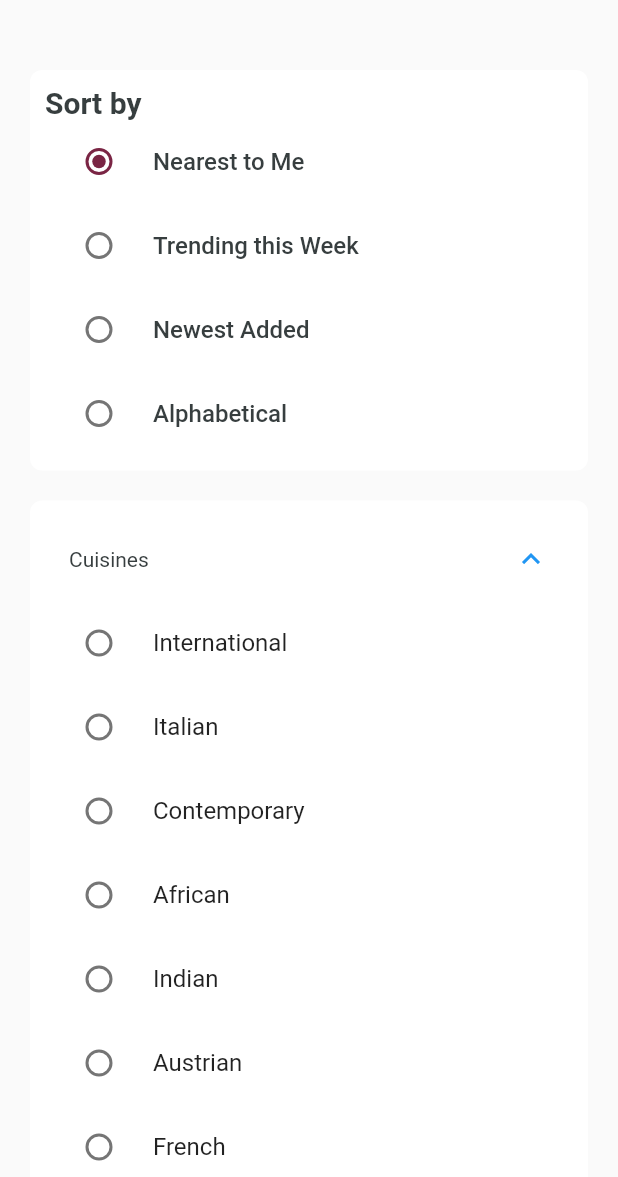
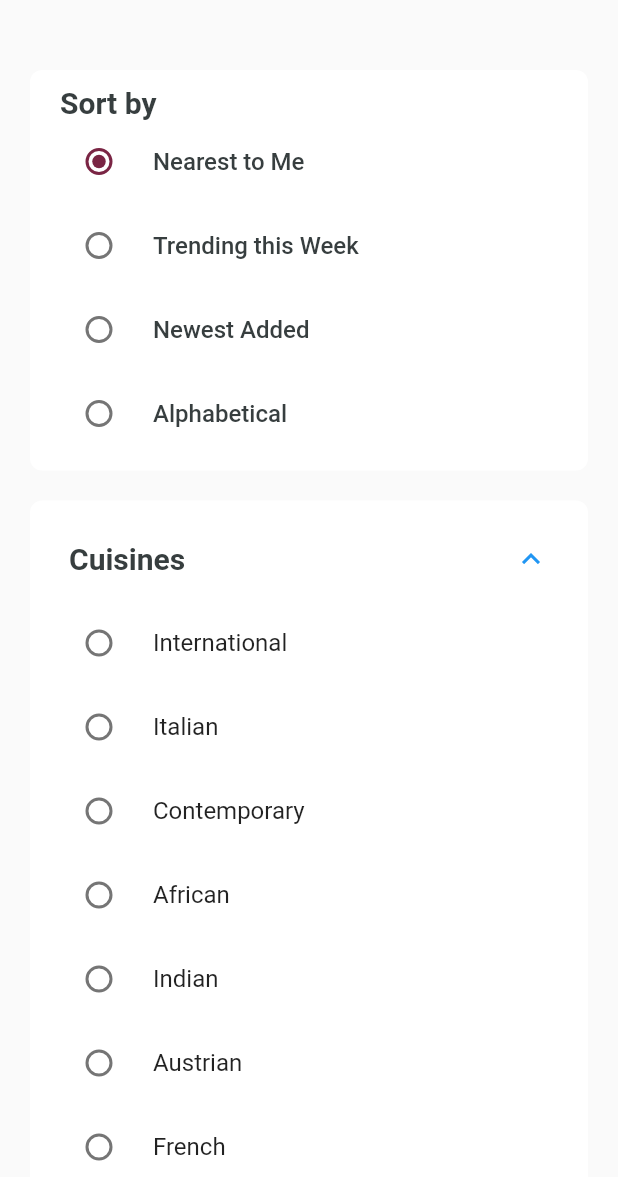
Before and after one commit to MaheshManoharan/FilterOptionsDemo, a Flutter app: the screen it shows after launch, after a tap on "Cuisines", on a phone screen of 412 x 824 dp, the part 59-1236 px from its top. Run offline on Flutter 3.47's test engine with Material 2 defaults, Android fonts, the phone set to English and light mode, and no system bars; our stand-ins replace equatable, get_it.

Commit message:
some comments on filterprovider and some padding changes for sortby

```diff
--- a/lib/provider/filter_provider.dart
+++ b/lib/provider/filter_provider.dart
@@ -45,32 +45,34 @@ class FilterProvider extends ChangeNotifier {
     final filterModel = filterModelFromJson(jsonData.toString());
 
     data = filterModel.data;
-
-    cuisineHeading = data[0].name;
-    cusineTaxonomies = data[0].taxonomies;
-
-    suitableDietsTaxonomies = data[1].taxonomies;
-    suitableDietsHeading  = data[1].name;
-
-    experienceTaxonomies = data[2].taxonomies;
-    experienceHeading = data[2].name;
-
-    mealPeriodsTaxonomies = data[3].taxonomies;
-    mealPeriodHeading = data[3].name;
-
-    dressCodesTaxonomies = data[4].taxonomies;
-    dressCodeHeading = data[4].name;
-
-    neighbourHoodsTaxonomies = data[5].taxonomies;
-    neighbourhoodHeading = data[5].name;
-
     sortByTaxonomies = data[6].taxonomies;
-    sortHeading = data[6].name;
-
-    priceRangeTaxonomies = data[7].taxonomies;
-    priceRangeHeading = data[7].name;
+   sortHeading = data[6].name;
 
     notifyListeners();
 
+
+    // cuisineHeading = data[0].name;
+    // cusineTaxonomies = data[0].taxonomies;
+
+    // suitableDietsTaxonomies = data[1].taxonomies;
+    // suitableDietsHeading  = data[1].name;
+
+    // experienceTaxonomies = data[2].taxonomies;
+    // experienceHeading = data[2].name;
+
+    // mealPeriodsTaxonomies = data[3].taxonomies;
+    // mealPeriodHeading = data[3].name;
+
+    // dressCodesTaxonomies = data[4].taxonomies;
+    // dressCodeHeading = data[4].name;
+
+    // neighbourHoodsTaxonomies = data[5].taxonomies;
+    // neighbourhoodHeading = data[5].name;
+
+
+    // priceRangeTaxonomies = data[7].taxonomies;
+    // priceRangeHeading = data[7].name;
+
+
   }
 }
--- a/lib/screens/filter-screen/filter_screen.dart
+++ b/lib/screens/filter-screen/filter_screen.dart
@@ -77,14 +77,12 @@ class _FilterScreenState extends State<FilterScreen> {
                               onSelected: (value) {
                                 setState(() {
                                   selectedTaxonomyList.remove(e);
-
                                   for (var element in selectedFilterItemList) {
-                              if(element.taxonomies.contains(e))
-                              {
-                                element.selectedItemCount = element.selectedItemCount! - 1 ;
+                                    if (element.taxonomies.contains(e)) {
+                                      element.selectedItemCount =
+                                          element.selectedItemCount! - 1;
                                     }
                                   }
-
                                 });
                               }),
                         ))
@@ -117,8 +115,11 @@ class _FilterScreenState extends State<FilterScreen> {
                           title: RichText(
                             text: TextSpan(
                                 text: "${filterItem.name}",
-                                style:
-                                    TextStyle(color: ColorResources.TEXT_COLOR),
+                                style: TextStyle(
+                                  color: ColorResources.TEXT_COLOR,
+                                  fontWeight: FontWeight.bold,
+                                  fontSize: 20,
+                                ),
                                 children: [
                                   if (filterItem.selectedItemCount! > 0)
                                     TextSpan(
@@ -160,8 +161,7 @@ class _FilterScreenState extends State<FilterScreen> {
                                         filterItem.selectedItemCount =
                                             filterItem.selectedItemCount! - 1;
 
-
-                                        if (filterItem.selectedItemCount != 0 ) {
+                                        if (filterItem.selectedItemCount != 0) {
                                           selectedFilterItemList
                                               .remove(filterItem);
                                         }
@@ -209,12 +209,15 @@ class _FilterScreenState extends State<FilterScreen> {
         child: Column(
           crossAxisAlignment: CrossAxisAlignment.start,
           children: [
-            Text(
+            Padding(
+              padding: const EdgeInsets.only(left: Dimensions.PADDING_SIZE_SMALL,),
+              child: Text(
                 filterProvider.sortHeading,
                 style: const TextStyle(
                   fontWeight: FontWeight.bold,
                   color: ColorResources.TEXT_COLOR,
                   fontSize: 20,
+                ),
               ),
             ),
             ListView.builder(
@@ -234,7 +237,6 @@ class _FilterScreenState extends State<FilterScreen> {
                   ),
                   groupValue: _sortValue,
                   onChanged: (value) {
-                    print('value: $value');
                     setState(() {
                       _sortValue = value!;
                     });
--- a/pubspec.yaml
+++ b/pubspec.yaml
@@ -40,6 +40,7 @@ dependencies:
   provider: ^5.0.0
   #dio: ^4.0.0-prev2
   equatable: ^2.0.5
+
 
 
 dev_dependencies:
```
Lines whose indentation alone changed are shown as unchanged.
